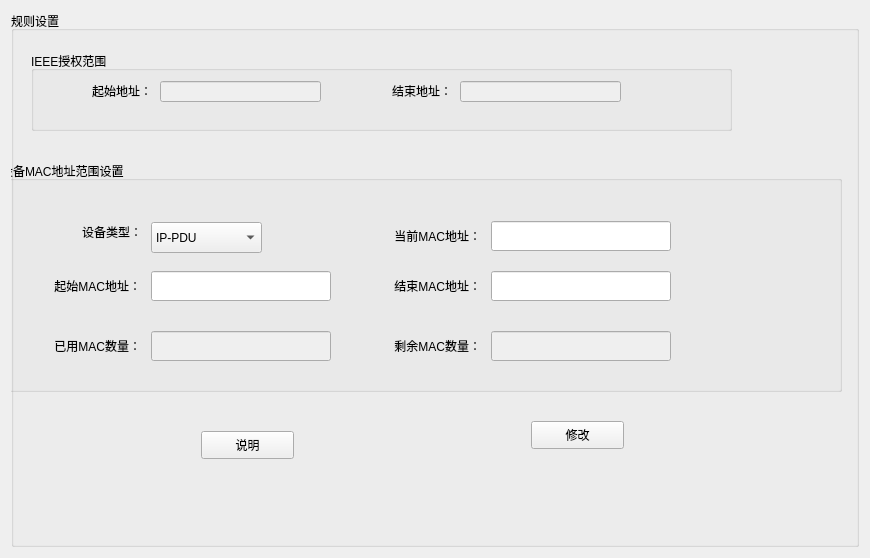
Old version of the form MacAddr/settings/settingwid.ui in the repository ChinaClever/PDU-MacAddr.
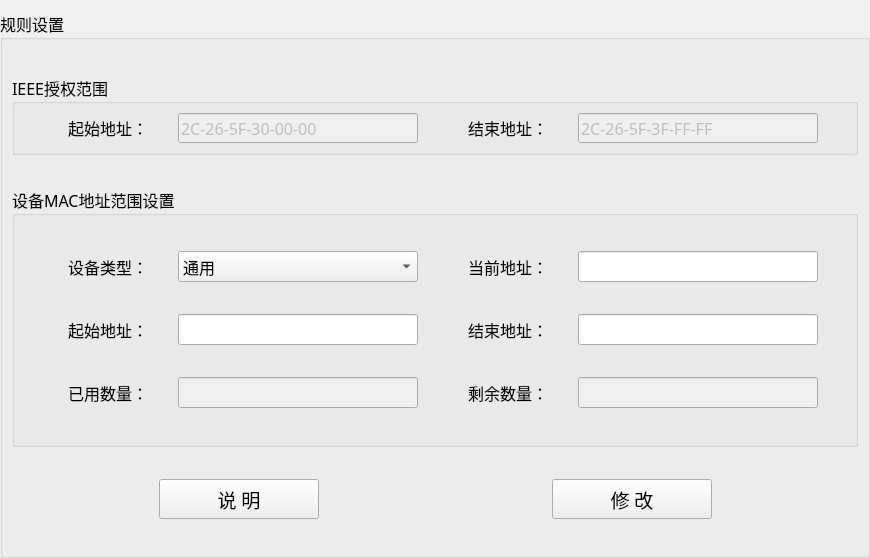
New version of the form.

Commit message: MAC地址完成

The edit to the form file:
```diff
--- a/MacAddr/settings/settingwid.ui
+++ b/MacAddr/settings/settingwid.ui
@@ -14,240 +14,301 @@
    <string>Form</string>
   </property>
   <layout class="QGridLayout" name="gridLayout">
+   <property name="leftMargin">
+    <number>0</number>
+   </property>
+   <property name="rightMargin">
+    <number>0</number>
+   </property>
+   <property name="bottomMargin">
+    <number>0</number>
+   </property>
    <item row="0" column="0">
     <widget class="QGroupBox" name="groupBox_2">
+     <property name="font">
+      <font>
+       <family>微软雅黑</family>
+       <pointsize>12</pointsize>
+      </font>
+     </property>
      <property name="title">
       <string>规则设置</string>
      </property>
+     <layout class="QGridLayout" name="gridLayout_2">
+      <item row="2" column="3">
+       <widget class="QPushButton" name="btn">
+        <property name="minimumSize">
+         <size>
+          <width>160</width>
+          <height>40</height>
+         </size>
+        </property>
+        <property name="maximumSize">
+         <size>
+          <width>200</width>
+          <height>40</height>
+         </size>
+        </property>
+        <property name="font">
+         <font>
+          <family>微软雅黑</family>
+          <pointsize>14</pointsize>
+         </font>
+        </property>
+        <property name="text">
+         <string>修 改</string>
+        </property>
+       </widget>
+      </item>
+      <item row="2" column="0">
+       <spacer name="horizontalSpacer">
+        <property name="orientation">
+         <enum>Qt::Horizontal</enum>
+        </property>
+        <property name="sizeHint" stdset="0">
+         <size>
+          <width>140</width>
+          <height>20</height>
+         </size>
+        </property>
+       </spacer>
+      </item>
+      <item row="2" column="4">
+       <spacer name="horizontalSpacer_3">
+        <property name="orientation">
+         <enum>Qt::Horizontal</enum>
+        </property>
+        <property name="sizeHint" stdset="0">
+         <size>
+          <width>139</width>
+          <height>20</height>
+         </size>
+        </property>
+       </spacer>
+      </item>
+      <item row="1" column="0" colspan="5">
      <widget class="QGroupBox" name="groupBox">
-      <property name="geometry">
-       <rect>
-        <x>-10</x>
-        <y>150</y>
-        <width>841</width>
-        <height>231</height>
-       </rect>
+        <property name="maximumSize">
+         <size>
+          <width>16777215</width>
+          <height>260</height>
+         </size>
       </property>
       <property name="title">
        <string>设备MAC地址范围设置</string>
       </property>
-      <widget class="QLineEdit" name="macEdit">
-       <property name="enabled">
-        <bool>true</bool>
-       </property>
-       <property name="geometry">
-        <rect>
-         <x>490</x>
-         <y>60</y>
-         <width>180</width>
-         <height>30</height>
-        </rect>
-       </property>
-      </widget>
+        <layout class="QGridLayout" name="gridLayout_4">
+         <item row="0" column="0">
+          <widget class="QLabel" name="label_3">
+           <property name="maximumSize">
+            <size>
+             <width>100</width>
+             <height>16777215</height>
+            </size>
+           </property>
+           <property name="text">
+            <string>设备类型：</string>
+           </property>
+           <property name="alignment">
+            <set>Qt::AlignRight|Qt::AlignTrailing|Qt::AlignVCenter</set>
+           </property>
+          </widget>
+         </item>
+         <item row="0" column="1">
+          <widget class="QComboBox" name="typeBox">
+           <property name="maximumSize">
+            <size>
+             <width>240</width>
+             <height>16777215</height>
+            </size>
+           </property>
+           <item>
+            <property name="text">
+             <string>通用</string>
+            </property>
+           </item>
+          </widget>
+         </item>
+         <item row="0" column="2">
       <widget class="QLabel" name="label_4">
-       <property name="geometry">
-        <rect>
-         <x>360</x>
-         <y>60</y>
-         <width>120</width>
-         <height>30</height>
-        </rect>
+           <property name="maximumSize">
+            <size>
+             <width>100</width>
+             <height>16777215</height>
+            </size>
        </property>
        <property name="text">
-        <string>当前MAC地址：</string>
+            <string>当前地址：</string>
        </property>
        <property name="alignment">
         <set>Qt::AlignRight|Qt::AlignTrailing|Qt::AlignVCenter</set>
        </property>
       </widget>
-      <widget class="QLineEdit" name="countEdit">
-       <property name="enabled">
-        <bool>false</bool>
-       </property>
-       <property name="geometry">
-        <rect>
-         <x>490</x>
-         <y>170</y>
-         <width>180</width>
-         <height>30</height>
-        </rect>
-       </property>
-      </widget>
-      <widget class="QLabel" name="label_6">
-       <property name="geometry">
-        <rect>
-         <x>360</x>
-         <y>110</y>
-         <width>120</width>
-         <height>30</height>
-        </rect>
-       </property>
-       <property name="text">
-        <string>结束MAC地址：</string>
-       </property>
-       <property name="alignment">
-        <set>Qt::AlignRight|Qt::AlignTrailing|Qt::AlignVCenter</set>
-       </property>
-      </widget>
-      <widget class="QLineEdit" name="endEdit">
+         </item>
+         <item row="0" column="3">
+          <widget class="QLineEdit" name="macEdit">
        <property name="enabled">
         <bool>true</bool>
        </property>
-       <property name="geometry">
-        <rect>
-         <x>490</x>
-         <y>110</y>
-         <width>180</width>
-         <height>30</height>
-        </rect>
-       </property>
-      </widget>
+           <property name="maximumSize">
+            <size>
+             <width>240</width>
+             <height>16777215</height>
+            </size>
+           </property>
+          </widget>
+         </item>
+         <item row="1" column="0">
       <widget class="QLabel" name="label_5">
-       <property name="geometry">
-        <rect>
-         <x>20</x>
-         <y>110</y>
-         <width>120</width>
-         <height>30</height>
-        </rect>
+           <property name="maximumSize">
+            <size>
+             <width>100</width>
+             <height>16777215</height>
+            </size>
        </property>
        <property name="text">
-        <string>起始MAC地址：</string>
+            <string>起始地址：</string>
        </property>
        <property name="alignment">
         <set>Qt::AlignRight|Qt::AlignTrailing|Qt::AlignVCenter</set>
        </property>
       </widget>
-      <widget class="QLabel" name="label_13">
-       <property name="geometry">
-        <rect>
-         <x>360</x>
-         <y>170</y>
-         <width>120</width>
-         <height>30</height>
-        </rect>
-       </property>
-       <property name="text">
-        <string>剩余MAC数量：</string>
-       </property>
-       <property name="alignment">
-        <set>Qt::AlignRight|Qt::AlignTrailing|Qt::AlignVCenter</set>
-       </property>
-      </widget>
+         </item>
+         <item row="1" column="1">
       <widget class="QLineEdit" name="startEdit">
        <property name="enabled">
         <bool>true</bool>
        </property>
-       <property name="geometry">
-        <rect>
-         <x>150</x>
-         <y>110</y>
-         <width>180</width>
-         <height>30</height>
-        </rect>
-       </property>
-      </widget>
-      <widget class="QComboBox" name="typeBox">
-       <property name="geometry">
-        <rect>
-         <x>150</x>
-         <y>61</y>
-         <width>111</width>
-         <height>31</height>
-        </rect>
-       </property>
-       <item>
-        <property name="text">
-         <string>IP-PDU</string>
-        </property>
-       </item>
-       <item>
-        <property name="text">
-         <string>MPDU</string>
-        </property>
-       </item>
-       <item>
+           <property name="maximumSize">
+            <size>
+             <width>240</width>
+             <height>16777215</height>
+            </size>
+           </property>
+          </widget>
+         </item>
+         <item row="1" column="2">
+          <widget class="QLabel" name="label_6">
+           <property name="maximumSize">
+            <size>
+             <width>100</width>
+             <height>16777215</height>
+            </size>
+           </property>
         <property name="text">
-         <string>RPDU</string>
-        </property>
-       </item>
-       <item>
-        <property name="text">
-         <string>ZPDU</string>
-        </property>
-       </item>
-       <item>
-        <property name="text">
-         <string>ATS</string>
-        </property>
-       </item>
-      </widget>
-      <widget class="QLabel" name="label_3">
-       <property name="geometry">
-        <rect>
-         <x>50</x>
-         <y>50</y>
-         <width>91</width>
-         <height>41</height>
-        </rect>
-       </property>
-       <property name="text">
-        <string>设备类型：</string>
+            <string>结束地址：</string>
        </property>
        <property name="alignment">
         <set>Qt::AlignRight|Qt::AlignTrailing|Qt::AlignVCenter</set>
        </property>
       </widget>
-      <widget class="QLineEdit" name="usedEdit">
+         </item>
+         <item row="1" column="3">
+          <widget class="QLineEdit" name="endEdit">
        <property name="enabled">
-        <bool>false</bool>
-       </property>
-       <property name="geometry">
-        <rect>
-         <x>150</x>
-         <y>170</y>
-         <width>180</width>
-         <height>30</height>
-        </rect>
-       </property>
-      </widget>
+            <bool>true</bool>
+           </property>
+           <property name="maximumSize">
+            <size>
+             <width>240</width>
+             <height>16777215</height>
+            </size>
+           </property>
+          </widget>
+         </item>
+         <item row="2" column="0">
       <widget class="QLabel" name="label_14">
-       <property name="geometry">
-        <rect>
-         <x>20</x>
-         <y>170</y>
-         <width>120</width>
-         <height>30</height>
-        </rect>
+           <property name="maximumSize">
+            <size>
+             <width>100</width>
+             <height>16777215</height>
+            </size>
        </property>
        <property name="text">
-        <string>已用MAC数量：</string>
+            <string>已用数量：</string>
        </property>
        <property name="alignment">
         <set>Qt::AlignRight|Qt::AlignTrailing|Qt::AlignVCenter</set>
        </property>
       </widget>
-     </widget>
+         </item>
+         <item row="2" column="1">
+          <widget class="QLineEdit" name="usedEdit">
+           <property name="enabled">
+            <bool>false</bool>
+           </property>
+           <property name="maximumSize">
+            <size>
+             <width>240</width>
+             <height>16777215</height>
+            </size>
+           </property>
+          </widget>
+         </item>
+         <item row="2" column="2">
+          <widget class="QLabel" name="label_13">
+           <property name="maximumSize">
+            <size>
+             <width>100</width>
+             <height>16777215</height>
+            </size>
+           </property>
+           <property name="text">
+            <string>剩余数量：</string>
+           </property>
+           <property name="alignment">
+            <set>Qt::AlignRight|Qt::AlignTrailing|Qt::AlignVCenter</set>
+           </property>
+          </widget>
+         </item>
+         <item row="2" column="3">
+          <widget class="QLineEdit" name="countEdit">
+           <property name="enabled">
+            <bool>false</bool>
+           </property>
+           <property name="maximumSize">
+            <size>
+             <width>240</width>
+             <height>16777215</height>
+            </size>
+           </property>
+          </widget>
+         </item>
+        </layout>
+       </widget>
+      </item>
+      <item row="2" column="2">
+       <spacer name="horizontalSpacer_2">
+        <property name="orientation">
+         <enum>Qt::Horizontal</enum>
+        </property>
+        <property name="sizeHint" stdset="0">
+         <size>
+          <width>221</width>
+          <height>20</height>
+         </size>
+        </property>
+       </spacer>
+      </item>
+      <item row="0" column="0" colspan="5">
      <widget class="QGroupBox" name="ieGroup">
-      <property name="geometry">
-       <rect>
-        <x>20</x>
-        <y>40</y>
-        <width>701</width>
+        <property name="maximumSize">
+         <size>
+          <width>16777215</width>
         <height>80</height>
-       </rect>
+         </size>
       </property>
       <property name="title">
        <string>IEEE授权范围</string>
       </property>
+        <layout class="QGridLayout" name="gridLayout_3">
+         <item row="0" column="0">
       <widget class="QLabel" name="label">
-       <property name="geometry">
-        <rect>
-         <x>20</x>
-         <y>30</y>
-         <width>101</width>
-         <height>20</height>
-        </rect>
+           <property name="maximumSize">
+            <size>
+             <width>100</width>
+             <height>16777215</height>
+            </size>
        </property>
        <property name="text">
         <string>起始地址：</string>
@@ -256,27 +317,30 @@
         <set>Qt::AlignRight|Qt::AlignTrailing|Qt::AlignVCenter</set>
        </property>
       </widget>
+         </item>
+         <item row="0" column="1">
       <widget class="QLineEdit" name="ieStartEdit">
        <property name="enabled">
         <bool>false</bool>
        </property>
-       <property name="geometry">
-        <rect>
-         <x>129</x>
-         <y>30</y>
-         <width>161</width>
-         <height>21</height>
-        </rect>
-       </property>
-      </widget>
+           <property name="maximumSize">
+            <size>
+             <width>240</width>
+             <height>16777215</height>
+            </size>
+           </property>
+           <property name="text">
+            <string>2C-26-5F-30-00-00</string>
+           </property>
+          </widget>
+         </item>
+         <item row="0" column="2">
       <widget class="QLabel" name="label_2">
-       <property name="geometry">
-        <rect>
-         <x>320</x>
-         <y>30</y>
-         <width>101</width>
-         <height>20</height>
-        </rect>
+           <property name="maximumSize">
+            <size>
+             <width>100</width>
+             <height>16777215</height>
+            </size>
        </property>
        <property name="text">
         <string>结束地址：</string>
@@ -285,46 +349,52 @@
         <set>Qt::AlignRight|Qt::AlignTrailing|Qt::AlignVCenter</set>
        </property>
       </widget>
+         </item>
+         <item row="0" column="3">
       <widget class="QLineEdit" name="ieEndEdit">
        <property name="enabled">
         <bool>false</bool>
        </property>
-       <property name="geometry">
-        <rect>
-         <x>429</x>
-         <y>30</y>
-         <width>161</width>
-         <height>21</height>
-        </rect>
-       </property>
-      </widget>
-     </widget>
-     <widget class="QPushButton" name="btn">
-      <property name="geometry">
-       <rect>
-        <x>520</x>
-        <y>410</y>
-        <width>93</width>
-        <height>28</height>
-       </rect>
+           <property name="maximumSize">
+            <size>
+             <width>240</width>
+             <height>16777215</height>
+            </size>
       </property>
       <property name="text">
-       <string>修改</string>
-      </property>
-     </widget>
+            <string>2C-26-5F-3F-FF-FF </string>
+           </property>
+          </widget>
+         </item>
+        </layout>
+       </widget>
+      </item>
+      <item row="2" column="1">
      <widget class="QPushButton" name="readMeBtn">
-      <property name="geometry">
-       <rect>
-        <x>190</x>
-        <y>420</y>
-        <width>93</width>
-        <height>28</height>
-       </rect>
+        <property name="minimumSize">
+         <size>
+          <width>160</width>
+          <height>40</height>
+         </size>
+        </property>
+        <property name="maximumSize">
+         <size>
+          <width>200</width>
+          <height>40</height>
+         </size>
+        </property>
+        <property name="font">
+         <font>
+          <family>微软雅黑</family>
+          <pointsize>14</pointsize>
+         </font>
       </property>
       <property name="text">
-       <string>说明</string>
-      </property>
-     </widget>
+         <string>说 明</string>
+        </property>
+       </widget>
+      </item>
+     </layout>
     </widget>
    </item>
   </layout>
```
Lines whose indentation alone changed are shown as unchanged. The commit also changes 21 other files.
